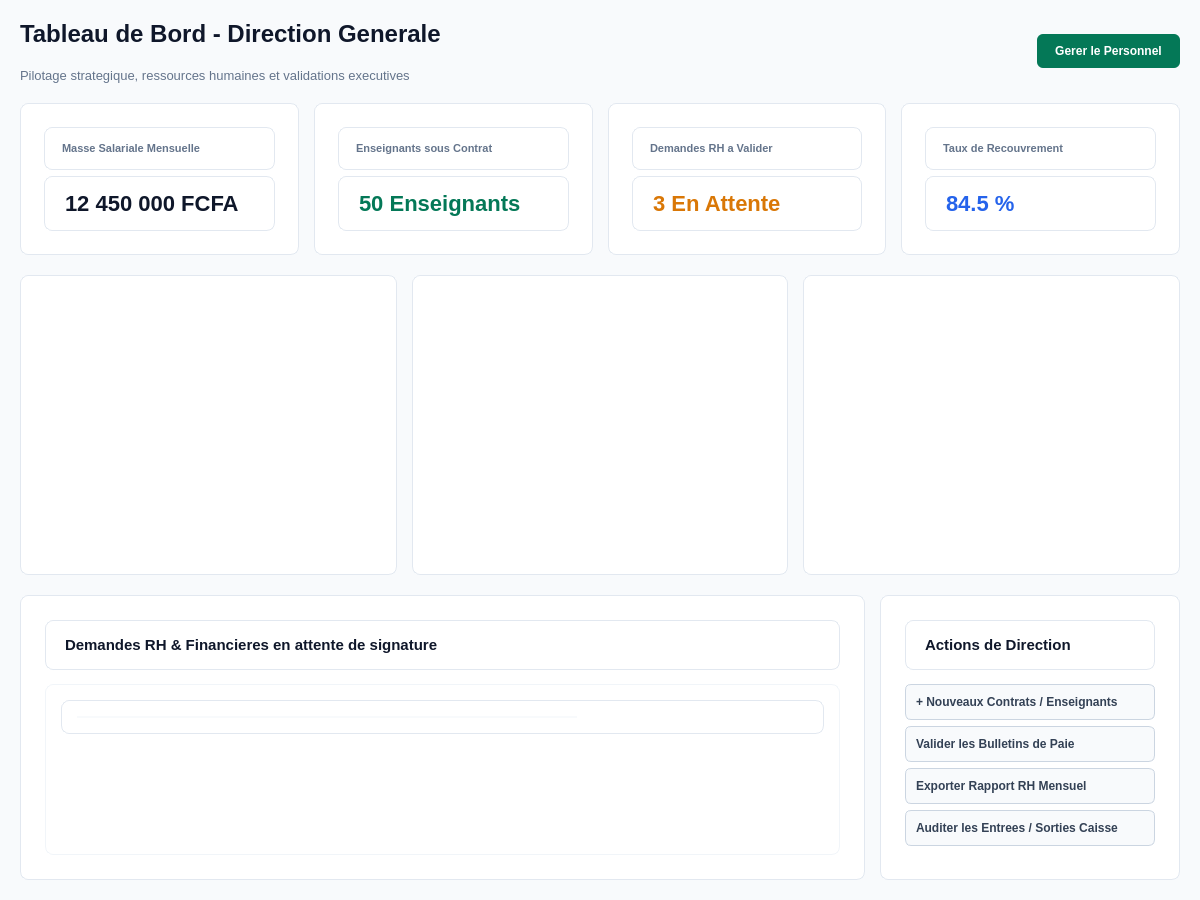
Old version of the form ui/ui_files/dashboards/dashboard_directeur.ui in the repository laudesmassamba1-ai/Logiciel-de-gestion-scolaire.
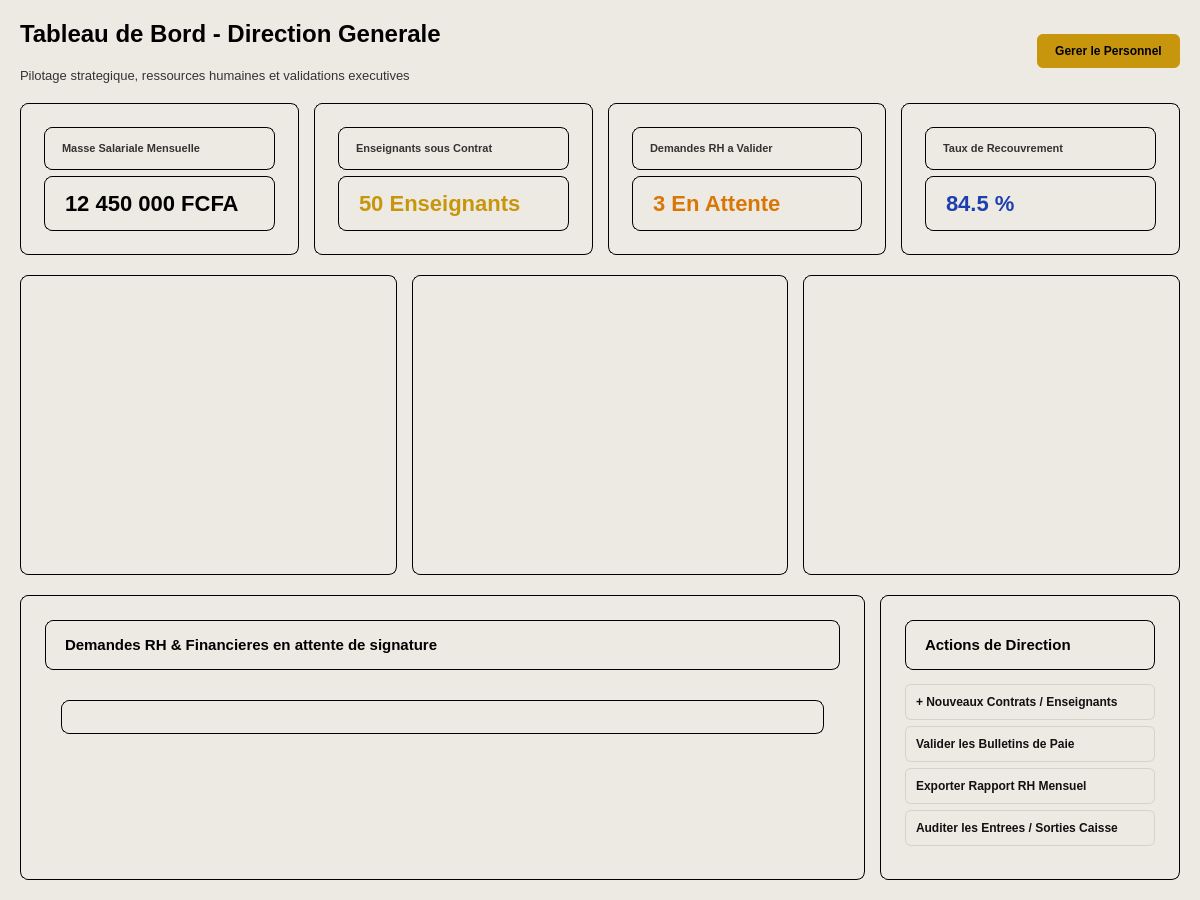
New version of the form.

```diff
--- a/ui/ui_files/dashboards/dashboard_directeur.ui
+++ b/ui/ui_files/dashboards/dashboard_directeur.ui
@@ -14,7 +14,7 @@
    <string>Espace Direction</string>
   </property>
   <property name="styleSheet">
-   <string>background-color: #f8fafc; font-family: 'Segoe UI', sans-serif;</string>
+   <string>background-color: #EDEAE4; font-family: 'Segoe UI', sans-serif;</string>
   </property>
   <layout class="QVBoxLayout" name="mainLayout">
    <property name="spacing">
@@ -39,7 +39,7 @@
        <item>
         <widget class="QLabel" name="lbl_title">
          <property name="styleSheet">
-          <string>color: #0f172a; font-size: 24px; font-weight: bold;</string>
+          <string>color: #000000; font-size: 24px; font-weight: bold;</string>
          </property>
          <property name="text">
           <string>Tableau de Bord - Direction Generale</string>
@@ -49,7 +49,7 @@
        <item>
         <widget class="QLabel" name="lbl_subtitle">
          <property name="styleSheet">
-          <string>color: #64748b; font-size: 13px;</string>
+          <string>color: #333333; font-size: 13px;</string>
          </property>
          <property name="text">
           <string>Pilotage strategique, ressources humaines et validations executives</string>
@@ -74,7 +74,7 @@
      <item>
       <widget class="QPushButton" name="btn_goto_personnel">
        <property name="styleSheet">
-        <string>background-color: #047857; color: #ffffff; border: none; border-radius: 6px; padding: 10px 18px; font-weight: bold;</string>
+        <string>background-color: #C8960C; color: #000000; border: none; border-radius: 6px; padding: 10px 18px; font-weight: bold;</string>
        </property>
        <property name="text">
         <string>Gerer le Personnel</string>
@@ -91,13 +91,13 @@
      <item>
       <widget class="QFrame" name="card_kpi1">
        <property name="styleSheet">
-        <string>background-color: #ffffff; border: 1px solid #e2e8f0; border-radius: 8px; padding: 14px;</string>
+        <string>background-color: transparent; color: #000000; border: 1px solid #000000; border-radius: 8px; padding: 14px;</string>
        </property>
        <layout class="QVBoxLayout" name="vk1">
         <item>
          <widget class="QLabel" name="tk1">
           <property name="styleSheet">
-           <string>color: #64748b; font-size: 11px; font-weight: bold; text-transform: uppercase;</string>
+           <string>color: #333333; font-size: 11px; font-weight: bold; text-transform: uppercase;</string>
           </property>
           <property name="text">
            <string>Masse Salariale Mensuelle</string>
@@ -107,7 +107,7 @@
         <item>
          <widget class="QLabel" name="vk1_val">
           <property name="styleSheet">
-           <string>color: #0f172a; font-size: 22px; font-weight: bold;</string>
+           <string>color: #000000; font-size: 22px; font-weight: bold;</string>
           </property>
           <property name="text">
            <string>12 450 000 FCFA</string>
@@ -121,13 +121,13 @@
      <item>
       <widget class="QFrame" name="card_kpi2">
        <property name="styleSheet">
-        <string>background-color: #ffffff; border: 1px solid #e2e8f0; border-radius: 8px; padding: 14px;</string>
+        <string>background-color: transparent; color: #000000; border: 1px solid #000000; border-radius: 8px; padding: 14px;</string>
        </property>
        <layout class="QVBoxLayout" name="vk2">
         <item>
          <widget class="QLabel" name="tk2">
           <property name="styleSheet">
-           <string>color: #64748b; font-size: 11px; font-weight: bold; text-transform: uppercase;</string>
+           <string>color: #333333; font-size: 11px; font-weight: bold; text-transform: uppercase;</string>
           </property>
           <property name="text">
            <string>Enseignants sous Contrat</string>
@@ -137,7 +137,7 @@
         <item>
          <widget class="QLabel" name="vk2_val">
           <property name="styleSheet">
-           <string>color: #047857; font-size: 22px; font-weight: bold;</string>
+           <string>color: #C8960C; font-size: 22px; font-weight: bold;</string>
           </property>
           <property name="text">
            <string>50 Enseignants</string>
@@ -151,13 +151,13 @@
      <item>
       <widget class="QFrame" name="card_kpi3">
        <property name="styleSheet">
-        <string>background-color: #ffffff; border: 1px solid #e2e8f0; border-radius: 8px; padding: 14px;</string>
+        <string>background-color: transparent; color: #000000; border: 1px solid #000000; border-radius: 8px; padding: 14px;</string>
        </property>
        <layout class="QVBoxLayout" name="vk3">
         <item>
          <widget class="QLabel" name="tk3">
           <property name="styleSheet">
-           <string>color: #64748b; font-size: 11px; font-weight: bold; text-transform: uppercase;</string>
+           <string>color: #333333; font-size: 11px; font-weight: bold; text-transform: uppercase;</string>
           </property>
           <property name="text">
            <string>Demandes RH a Valider</string>
@@ -167,7 +167,7 @@
         <item>
          <widget class="QLabel" name="vk3_val">
           <property name="styleSheet">
-           <string>color: #d97706; font-size: 22px; font-weight: bold;</string>
+           <string>color: #D97706; font-size: 22px; font-weight: bold;</string>
           </property>
           <property name="text">
            <string>3 En Attente</string>
@@ -181,13 +181,13 @@
      <item>
       <widget class="QFrame" name="card_kpi4">
        <property name="styleSheet">
-        <string>background-color: #ffffff; border: 1px solid #e2e8f0; border-radius: 8px; padding: 14px;</string>
+        <string>background-color: transparent; color: #000000; border: 1px solid #000000; border-radius: 8px; padding: 14px;</string>
        </property>
        <layout class="QVBoxLayout" name="vk4">
         <item>
          <widget class="QLabel" name="tk4">
           <property name="styleSheet">
-           <string>color: #64748b; font-size: 11px; font-weight: bold; text-transform: uppercase;</string>
+           <string>color: #333333; font-size: 11px; font-weight: bold; text-transform: uppercase;</string>
           </property>
           <property name="text">
            <string>Taux de Recouvrement</string>
@@ -197,7 +197,7 @@
         <item>
          <widget class="QLabel" name="vk4_val">
           <property name="styleSheet">
-           <string>color: #2563eb; font-size: 22px; font-weight: bold;</string>
+           <string>color: #1E40AF; font-size: 22px; font-weight: bold;</string>
           </property>
           <property name="text">
            <string>84.5 %</string>
@@ -223,7 +223,7 @@
         </size>
        </property>
        <property name="styleSheet">
-        <string>background-color: #ffffff; border: 1px solid #e2e8f0; border-radius: 8px;</string>
+        <string>background-color: transparent; color: #000000; border: 1px solid #000000; border-radius: 8px;</string>
        </property>
        <layout class="QVBoxLayout" name="layout_chart_finances">
         <property name="leftMargin"><number>10</number></property>
@@ -242,7 +242,7 @@
         </size>
        </property>
        <property name="styleSheet">
-        <string>background-color: #ffffff; border: 1px solid #e2e8f0; border-radius: 8px;</string>
+        <string>background-color: transparent; color: #000000; border: 1px solid #000000; border-radius: 8px;</string>
        </property>
        <layout class="QVBoxLayout" name="layout_chart_scolarite">
         <property name="leftMargin"><number>10</number></property>
@@ -261,7 +261,7 @@
         </size>
        </property>
        <property name="styleSheet">
-        <string>background-color: #ffffff; border: 1px solid #e2e8f0; border-radius: 8px;</string>
+        <string>background-color: transparent; color: #000000; border: 1px solid #000000; border-radius: 8px;</string>
        </property>
        <layout class="QVBoxLayout" name="layout_chart_personnel">
         <property name="leftMargin"><number>10</number></property>
@@ -281,13 +281,13 @@
      <item>
       <widget class="QFrame" name="frame_validations">
        <property name="styleSheet">
-        <string>background-color: #ffffff; border: 1px solid #e2e8f0; border-radius: 8px; padding: 15px;</string>
+        <string>background-color: transparent; color: #000000; border: 1px solid #000000; border-radius: 8px; padding: 15px;</string>
        </property>
        <layout class="QVBoxLayout" name="v_val">
         <item>
          <widget class="QLabel" name="lbl_val_title">
           <property name="styleSheet">
-           <string>font-size: 15px; font-weight: bold; color: #0f172a; margin-bottom: 8px;</string>
+           <string>font-size: 15px; font-weight: bold; color: #000000; margin-bottom: 8px;</string>
           </property>
           <property name="text">
            <string>Demandes RH &amp; Financieres en attente de signature</string>
@@ -298,8 +298,8 @@
          <widget class="QTableWidget" name="table_validations">
           <property name="styleSheet">
            <string>
-            QTableWidget { border: 1px solid #f1f5f9; gridline-color: #f1f5f9; }
-            QHeaderView::section { background-color: #f8fafc; color: #475569; font-weight: bold; padding: 8px; border: none; }
+            QTableWidget { border: 1px solid #EDEAE4; gridline-color: #EDEAE4; }
+            QHeaderView::section { background-color: #EDEAE4; color: #333333; font-weight: bold; padding: 8px; border: none; }
            </string>
           </property>
           <property name="editTriggers">
@@ -353,13 +353,13 @@
         </size>
        </property>
        <property name="styleSheet">
-        <string>background-color: #ffffff; border: 1px solid #e2e8f0; border-radius: 8px; padding: 15px;</string>
+        <string>background-color: transparent; color: #000000; border: 1px solid #000000; border-radius: 8px; padding: 15px;</string>
        </property>
        <layout class="QVBoxLayout" name="v_act">
         <item>
          <widget class="QLabel" name="lbl_act_title">
           <property name="styleSheet">
-           <string>font-size: 15px; font-weight: bold; color: #0f172a; margin-bottom: 8px;</string>
+           <string>font-size: 15px; font-weight: bold; color: #000000; margin-bottom: 8px;</string>
           </property>
           <property name="text">
            <string>Actions de Direction</string>
@@ -369,7 +369,7 @@
         <item>
          <widget class="QPushButton" name="btn_act_recrutement">
           <property name="styleSheet">
-           <string>background-color: #f8fafc; color: #334155; border: 1px solid #cbd5e1; border-radius: 6px; padding: 10px; text-align: left; font-weight: bold;</string>
+           <string>background-color: #EDEAE4; color: #111111; border: 1px solid #D5D2CB; border-radius: 6px; padding: 10px; text-align: left; font-weight: bold;</string>
           </property>
           <property name="text">
            <string>+ Nouveaux Contrats / Enseignants</string>
@@ -379,7 +379,7 @@
         <item>
          <widget class="QPushButton" name="btn_act_paie">
           <property name="styleSheet">
-           <string>background-color: #f8fafc; color: #334155; border: 1px solid #cbd5e1; border-radius: 6px; padding: 10px; text-align: left; font-weight: bold;</string>
+           <string>background-color: #EDEAE4; color: #111111; border: 1px solid #D5D2CB; border-radius: 6px; padding: 10px; text-align: left; font-weight: bold;</string>
           </property>
           <property name="text">
            <string>Valider les Bulletins de Paie</string>
@@ -389,7 +389,7 @@
         <item>
          <widget class="QPushButton" name="btn_act_rapport_rh">
           <property name="styleSheet">
-           <string>background-color: #f8fafc; color: #334155; border: 1px solid #cbd5e1; border-radius: 6px; padding: 10px; text-align: left; font-weight: bold;</string>
+           <string>background-color: #EDEAE4; color: #111111; border: 1px solid #D5D2CB; border-radius: 6px; padding: 10px; text-align: left; font-weight: bold;</string>
           </property>
           <property name="text">
            <string>Exporter Rapport RH Mensuel</string>
@@ -399,7 +399,7 @@
         <item>
          <widget class="QPushButton" name="btn_act_auditer_caisse">
           <property name="styleSheet">
-           <string>background-color: #f8fafc; color: #334155; border: 1px solid #cbd5e1; border-radius: 6px; padding: 10px; text-align: left; font-weight: bold;</string>
+           <string>background-color: #EDEAE4; color: #111111; border: 1px solid #D5D2CB; border-radius: 6px; padding: 10px; text-align: left; font-weight: bold;</string>
           </property>
           <property name="text">
            <string>Auditer les Entrees / Sorties Caisse</string>
```
